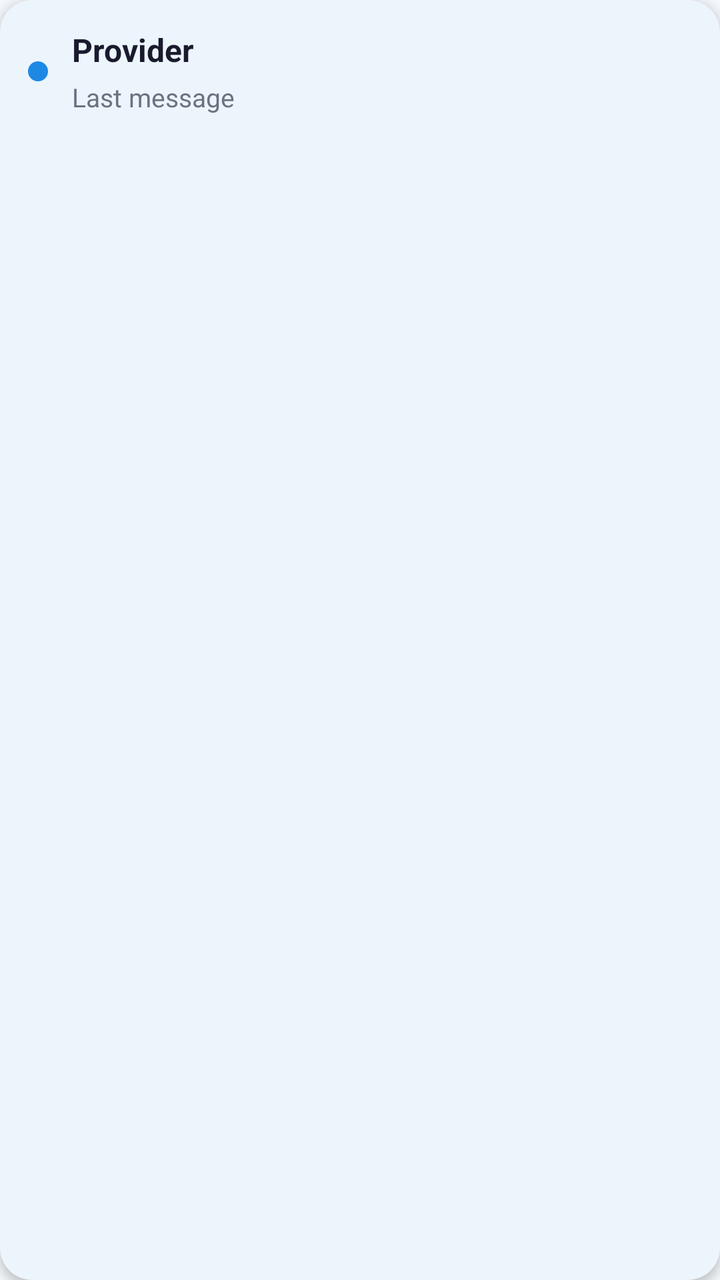
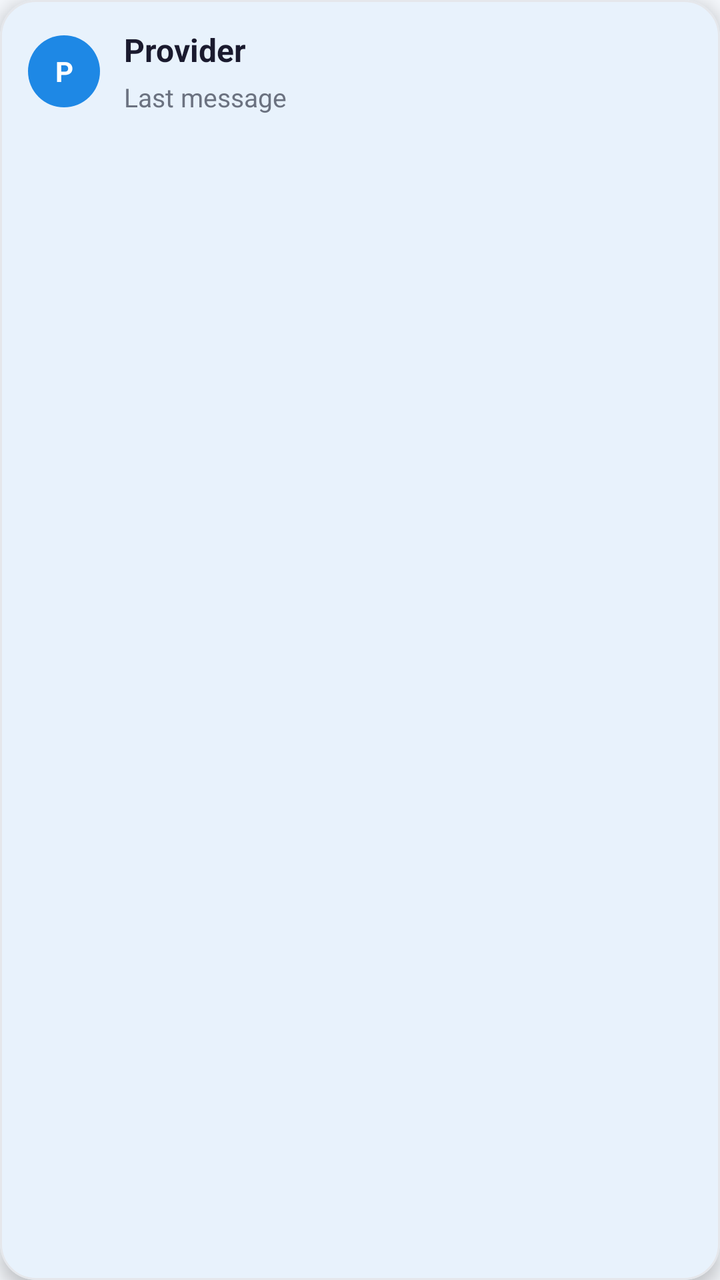

Compare the two renders of this Android layout. The source of the first and the diff that turns it into the second are given below.
<!-- AndroidManifest.xml: application theme Theme.QuickFix -->
<!-- res/layout/item_chat_thread.xml -->
<?xml version="1.0" encoding="utf-8"?>
<com.google.android.material.card.MaterialCardView xmlns:android="http://schemas.android.com/apk/res/android"
    xmlns:app="http://schemas.android.com/apk/res-auto"
    android:layout_width="match_parent"
    android:layout_height="wrap_content"
    android:layout_marginStart="16dp"
    android:layout_marginEnd="16dp"
    android:layout_marginBottom="10dp"
    app:cardCornerRadius="16dp"
    app:cardElevation="3dp"
    app:strokeWidth="0dp">

    <LinearLayout
        android:layout_width="match_parent"
        android:layout_height="wrap_content"
        android:orientation="horizontal"
        android:gravity="center_vertical"
        android:padding="14dp">

        <View
            android:layout_width="10dp"
            android:layout_height="10dp"
            android:background="@drawable/bg_category_blue"
            android:layout_marginEnd="12dp" />

        <LinearLayout
            android:layout_width="0dp"
            android:layout_height="wrap_content"
            android:layout_weight="1"
            android:orientation="vertical">

            <TextView
                android:id="@+id/tvThreadName"
                android:layout_width="wrap_content"
                android:layout_height="wrap_content"
                android:text="Provider"
                android:textColor="@color/text_primary"
                android:textSize="16sp"
                android:textStyle="bold" />

            <TextView
                android:id="@+id/tvThreadLastMessage"
                android:layout_width="match_parent"
                android:layout_height="wrap_content"
                android:layout_marginTop="4dp"
                android:maxLines="1"
                android:ellipsize="end"
                android:text="Last message"
                android:textColor="@color/text_secondary"
                android:textSize="13sp" />
        </LinearLayout>

        <LinearLayout
            android:layout_width="wrap_content"
            android:layout_height="wrap_content"
            android:orientation="vertical"
            android:gravity="end">

            <TextView
                android:id="@+id/tvThreadTime"
                android:layout_width="wrap_content"
                android:layout_height="wrap_content"
                android:textColor="@color/text_secondary"
                android:textSize="11sp" />

            <TextView
                android:id="@+id/tvThreadUnread"
                android:layout_width="20dp"
                android:layout_height="20dp"
                android:layout_marginTop="6dp"
                android:background="@drawable/bg_category_blue"
                android:gravity="center"
                android:text="1"
                android:textColor="#FFFFFF"
                android:textSize="10sp"
                android:textStyle="bold"
                android:visibility="gone" />
        </LinearLayout>

    </LinearLayout>

</com.google.android.material.card.MaterialCardView>
<!-- resources referenced by this layout -->
<resources>
  <color name="text_primary">#1A1A2E</color>
  <color name="text_secondary">#6B7280</color>
  <!-- drawable bg_category_blue (drawable) -->
  <?xml version="1.0" encoding="utf-8"?>
  <shape xmlns:android="http://schemas.android.com/apk/res/android"
      android:shape="oval">
      <solid android:color="@color/primary" />
  </shape>
  <style name="Theme.QuickFix" parent="Base.Theme.QuickFix" />
  <color name="primary">#1E88E5</color>
  <color name="primary_dark">#1565C0</color>
  <color name="accent_green">#43A047</color>
  <color name="screen_background">#F4F7FB</color>
  <color name="card_bg">#FFFFFF</color>
  <color name="surface_variant">#F5F7FA</color>
  <color name="divider">#E5E7EB</color>
  <style name="Theme.QuickFix.AdminDialog" parent="ThemeOverlay.Material3.MaterialAlertDialog">
          <item name="colorSurface">@color/card_bg</item>
          <item name="colorOnSurface">@color/text_primary</item>
          <item name="colorOutline">@color/divider</item>
      </style>
  <style name="Theme.QuickFix.BottomSheet" parent="ThemeOverlay.Material3.BottomSheetDialog">
          <item name="colorSurface">@color/card_bg</item>
          <item name="colorOnSurface">@color/text_primary</item>
          <item name="android:colorBackground">@color/card_bg</item>
      </style>
  <style name="Widget.QuickFix.Button" parent="Widget.Material3.Button">
          <item name="backgroundTint">@color/primary</item>
          <item name="android:textColor">@color/white</item>
      </style>
  <style name="Widget.QuickFix.Chip.Filter" parent="Widget.Material3.Chip.Filter">
          <item name="chipBackgroundColor">@color/surface_variant</item>
          <item name="android:textColor">@color/text_primary</item>
          <item name="checkedIconTint">@color/primary</item>
      </style>
  <style name="Widget.QuickFix.TextInputLayout" parent="Widget.Material3.TextInputLayout.OutlinedBox">
          <item name="boxBackgroundColor">@color/input_background</item>
          <item name="boxStrokeColor">@color/input_stroke</item>
          <item name="boxStrokeErrorColor">@color/error_red</item>
          <item name="hintTextColor">@color/input_hint</item>
          <item name="startIconTint">@color/input_icon</item>
          <item name="endIconTint">@color/input_icon</item>
          <item name="boxStrokeWidthFocused">2dp</item>
      </style>
  <color name="white">#FFFFFFFF</color>
  <color name="input_background">#FFFFFF</color>
  <color name="input_stroke">#1E88E5</color>
  <color name="error_red">#D32F2F</color>
  <color name="input_hint">#6B7280</color>
  <color name="input_icon">#455A64</color>
  <!-- unchanged entries left out for length: 1 -->
</resources>

<!-- the commit's change to res/layout/item_chat_thread.xml (unified diff, before → after) -->
@@ -3,25 +3,35 @@
     xmlns:app="http://schemas.android.com/apk/res-auto"
     android:layout_width="match_parent"
     android:layout_height="wrap_content"
-    android:layout_marginStart="16dp"
-    android:layout_marginEnd="16dp"
-    android:layout_marginBottom="10dp"
-    app:cardCornerRadius="16dp"
-    app:cardElevation="3dp"
-    app:strokeWidth="0dp">
+    android:layout_marginStart="12dp"
+    android:layout_marginEnd="12dp"
+    android:layout_marginBottom="8dp"
+    android:clickable="true"
+    android:focusable="true"
+    app:cardCornerRadius="18dp"
+    app:cardElevation="5dp"
+    app:rippleColor="@color/primary_light"
+    app:strokeColor="@color/divider"
+    app:strokeWidth="1dp">
 
     <LinearLayout
         android:layout_width="match_parent"
         android:layout_height="wrap_content"
+        android:foreground="?attr/selectableItemBackground"
         android:orientation="horizontal"
         android:gravity="center_vertical"
         android:padding="14dp">
 
-        <View
-            android:layout_width="10dp"
-            android:layout_height="10dp"
+        <TextView
+            android:id="@+id/tvThreadAvatar"
+            android:layout_width="36dp"
+            android:layout_height="36dp"
+            android:layout_marginEnd="12dp"
             android:background="@drawable/bg_category_blue"
-            android:layout_marginEnd="12dp" />
+            android:gravity="center"
+            android:text="P"
+            android:textColor="#FFFFFF"
+            android:textStyle="bold" />
 
         <LinearLayout
             android:layout_width="0dp"
@@ -65,15 +75,11 @@
 
             <TextView
                 android:id="@+id/tvThreadUnread"
-                android:layout_width="20dp"
-                android:layout_height="20dp"
+                android:layout_width="10dp"
+                android:layout_height="10dp"
                 android:layout_marginTop="6dp"
                 android:background="@drawable/bg_category_blue"
                 android:gravity="center"
-                android:text="1"
-                android:textColor="#FFFFFF"
-                android:textSize="10sp"
-                android:textStyle="bold"
                 android:visibility="gone" />
         </LinearLayout>
 
<!-- resource entries referenced after the edit -->
@@ -16,6 +16,7 @@
   <color name="card_bg">#FFFFFF</color>
   <color name="surface_variant">#F5F7FA</color>
   <color name="divider">#E5E7EB</color>
+  <color name="primary_light">#E3F2FD</color>
   <style name="Theme.QuickFix.AdminDialog" parent="ThemeOverlay.Material3.MaterialAlertDialog">
           <item name="colorSurface">@color/card_bg</item>
           <item name="colorOnSurface">@color/text_primary</item>
